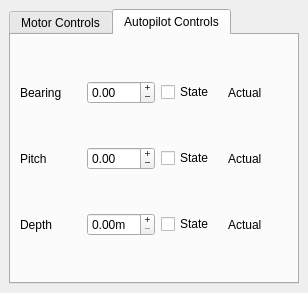
The window that gui/gui/widgets/motorcontrols.ui (einsteinly/CAUV_old_software) describes before a commit, drawn with Qt 5.
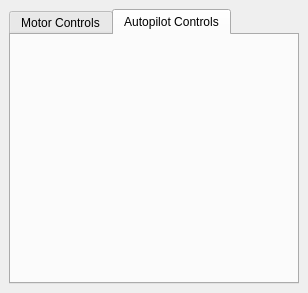
The same window after the commit.

Diff of the .ui file:
```diff
--- a/gui/gui/widgets/motorcontrols.ui
+++ b/gui/gui/widgets/motorcontrols.ui
@@ -39,148 +39,7 @@
        </attribute>
        <layout class="QGridLayout" name="gridLayout_2">
         <item row="0" column="0">
-         <widget class="QLabel" name="label_2">
-          <property name="text">
-           <string>Bearing</string>
-          </property>
-         </widget>
-        </item>
-        <item row="0" column="1">
-         <widget class="QDoubleSpinBox" name="bearingTarget">
-          <property name="wrapping">
-           <bool>true</bool>
-          </property>
-          <property name="buttonSymbols">
-           <enum>QAbstractSpinBox::PlusMinus</enum>
-          </property>
-          <property name="maximum">
-           <double>360.000000000000000</double>
-          </property>
-         </widget>
-        </item>
-        <item row="0" column="2">
-         <widget class="QCheckBox" name="bearingEnabled">
-          <property name="text">
-           <string>State</string>
-          </property>
-         </widget>
-        </item>
-        <item row="0" column="3">
-         <widget class="QLabel" name="actualBearing">
-          <property name="minimumSize">
-           <size>
-            <width>60</width>
-            <height>0</height>
-           </size>
-          </property>
-          <property name="maximumSize">
-           <size>
-            <width>60</width>
-            <height>16777215</height>
-           </size>
-          </property>
-          <property name="text">
-           <string>Actual</string>
-          </property>
-         </widget>
-        </item>
-        <item row="1" column="0">
-         <widget class="QLabel" name="label_5">
-          <property name="text">
-           <string>Pitch</string>
-          </property>
-         </widget>
-        </item>
-        <item row="1" column="1">
-         <widget class="QDoubleSpinBox" name="pitchTarget">
-          <property name="wrapping">
-           <bool>true</bool>
-          </property>
-          <property name="buttonSymbols">
-           <enum>QAbstractSpinBox::PlusMinus</enum>
-          </property>
-          <property name="minimum">
-           <double>-179.000000000000000</double>
-          </property>
-          <property name="maximum">
-           <double>180.000000000000000</double>
-          </property>
-         </widget>
-        </item>
-        <item row="1" column="2">
-         <widget class="QCheckBox" name="pitchEnabled">
-          <property name="text">
-           <string>State</string>
-          </property>
-         </widget>
-        </item>
-        <item row="1" column="3">
-         <widget class="QLabel" name="actualPitch">
-          <property name="minimumSize">
-           <size>
-            <width>60</width>
-            <height>0</height>
-           </size>
-          </property>
-          <property name="maximumSize">
-           <size>
-            <width>60</width>
-            <height>16777215</height>
-           </size>
-          </property>
-          <property name="text">
-           <string>Actual</string>
-          </property>
-         </widget>
-        </item>
-        <item row="4" column="0">
-         <widget class="QLabel" name="label_9">
-          <property name="text">
-           <string>Depth</string>
-          </property>
-         </widget>
-        </item>
-        <item row="4" column="1">
-         <widget class="QDoubleSpinBox" name="depthTarget">
-          <property name="buttonSymbols">
-           <enum>QAbstractSpinBox::PlusMinus</enum>
-          </property>
-          <property name="suffix">
-           <string>m</string>
-          </property>
-          <property name="maximum">
-           <double>5.000000000000000</double>
-          </property>
-          <property name="singleStep">
-           <double>0.100000000000000</double>
-          </property>
-         </widget>
-        </item>
-        <item row="4" column="2">
-         <widget class="QCheckBox" name="depthEnabled">
-          <property name="text">
-           <string>State</string>
-          </property>
-         </widget>
-        </item>
-        <item row="4" column="3">
-         <widget class="QLabel" name="actualDepth">
-          <property name="minimumSize">
-           <size>
-            <width>60</width>
-            <height>0</height>
-           </size>
-          </property>
-          <property name="maximumSize">
-           <size>
-            <width>60</width>
-            <height>16777215</height>
-           </size>
-          </property>
-          <property name="text">
-           <string>Actual</string>
-          </property>
-         </widget>
+         <layout class="QGridLayout" name="autopilotControlsLayout"/>
         </item>
        </layout>
       </widget>
```
